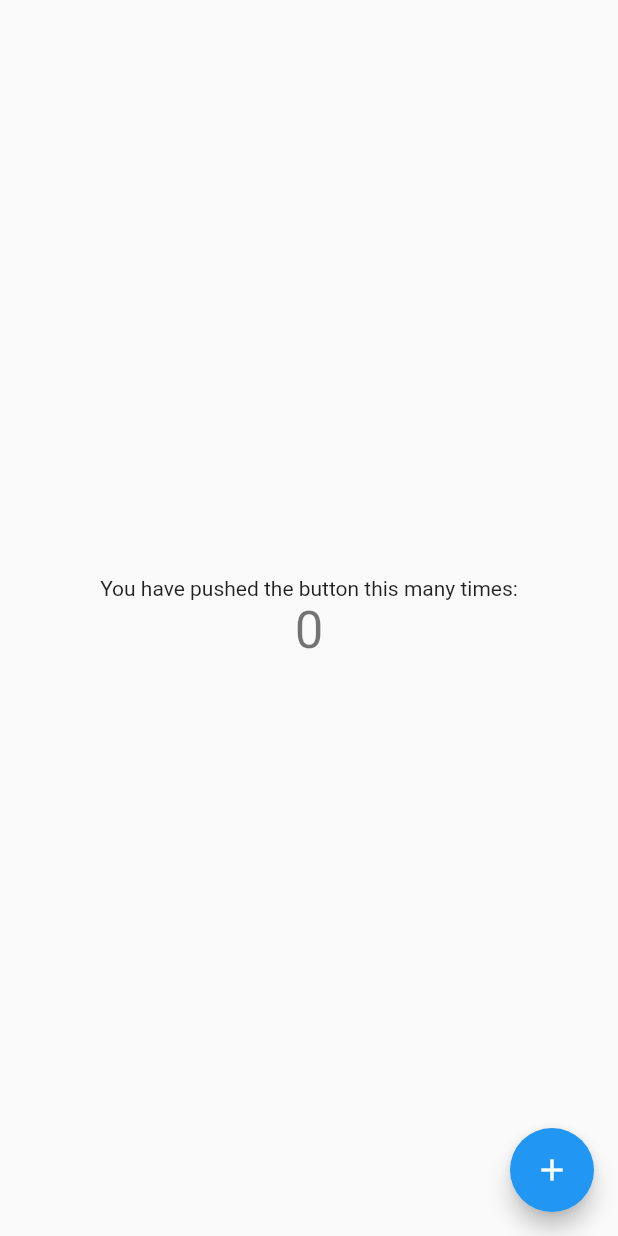
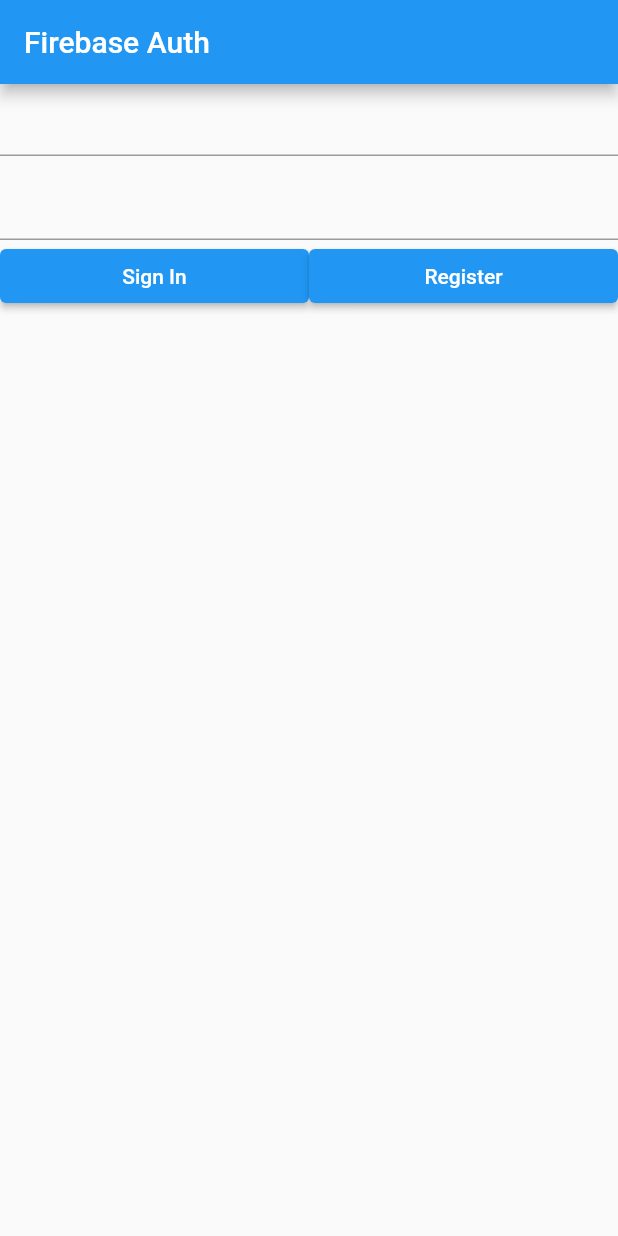
Before and after one commit to jacobballard/KitchenSink, a Flutter app: the screen it shows after launch, on a phone screen of 412 x 824 dp. Run offline on Flutter 3.47's test engine with Material 2 defaults, Android fonts, the phone set to English and light mode, and no system bars; our stand-ins replace firebase_auth, firebase_core; accounts and stored records are empty.

Commit message:
Firebase auth working

```diff
--- a/lib/main.dart
+++ b/lib/main.dart
@@ -3,11 +3,7 @@ import 'package:firebase_core/firebase_core.dart';
 import 'package:recipe/views/login.dart';
 import 'firebase_options.dart';
 
-Future<void> main() async {
-  await Firebase.initializeApp(
-    options: DefaultFirebaseOptions.currentPlatform,
-  );
-
+main() {
   runApp(const MyApp());
 }
 
--- /dev/null
+++ b/lib/models/user.dart
@@ -0,0 +1,3 @@
+class User {
+  late String name;
+}
--- a/lib/views/login.dart
+++ b/lib/views/login.dart
@@ -1,4 +1,8 @@
+import 'package:firebase_auth/firebase_auth.dart';
 import 'package:flutter/material.dart';
+import 'package:recipe/utils/auth.dart';
+import 'package:recipe/views/profile.dart';
+import 'package:recipe/views/register.dart';
 
 class LoginPage extends StatefulWidget {
   const LoginPage({super.key});
@@ -8,63 +12,94 @@ class LoginPage extends StatefulWidget {
 }
 
 class _LoginPageState extends State<LoginPage> {
-  int _counter = 0;
+  final _formKey = GlobalKey<FormState>();
 
-  void _incrementCounter() {
-    setState(() {
-      // This call to setState tells the Flutter framework that something has
-      // changed in this State, which causes it to rerun the build method below
-      // so that the display can reflect the updated values. If we changed
-      // _counter without calling setState(), then the build method would not be
-      // called again, and so nothing would appear to happen.
-      _counter++;
-    });
-  }
+  final _emailTextController = TextEditingController();
+  final _passwordTextController = TextEditingController();
 
+  final _focusEmail = FocusNode();
+  final _focusPassword = FocusNode();
+
+  bool _isProcessing = false;
+  var auth = Auth();
   @override
   Widget build(BuildContext context) {
-    // This method is rerun every time setState is called, for instance as done
-    // by the _incrementCounter method above.
-    //
-    // The Flutter framework has been optimized to make rerunning build methods
-    // fast, so that you can just rebuild anything that needs updating rather
-    // than having to individually change instances of widgets.
     return Scaffold(
-      body: Center(
-        // Center is a layout widget. It takes a single child and positions it
-        // in the middle of the parent.
+      appBar: AppBar(
+        title: Text('Firebase Auth'),
+      ),
+      body: FutureBuilder(
+        future: auth.initializeFirebase(),
+        builder: (context, snapshot) {
+          if (snapshot.connectionState == ConnectionState.done) {
+            return Form(
+              key: _formKey,
               child: Column(
-          // Column is also a layout widget. It takes a list of children and
-          // arranges them vertically. By default, it sizes itself to fit its
-          // children horizontally, and tries to be as tall as its parent.
-          //
-          // Invoke "debug painting" (press "p" in the console, choose the
-          // "Toggle Debug Paint" action from the Flutter Inspector in Android
-          // Studio, or the "Toggle Debug Paint" command in Visual Studio Code)
-          // to see the wireframe for each widget.
-          //
-          // Column has various properties to control how it sizes itself and
-          // how it positions its children. Here we use mainAxisAlignment to
-          // center the children vertically; the main axis here is the vertical
-          // axis because Columns are vertical (the cross axis would be
-          // horizontal).
-          mainAxisAlignment: MainAxisAlignment.center,
                 children: <Widget>[
-            const Text(
-              'You have pushed the button this many times:',
+                  TextFormField(
+                    controller: _emailTextController,
+                    focusNode: _focusEmail,
+                    validator: (value) =>
+                        Validator.validateEmail(email: value ?? ""),
                   ),
-            Text(
-              '$_counter',
-              style: Theme.of(context).textTheme.headlineMedium,
+                  SizedBox(height: 8.0),
+                  TextFormField(
+                    controller: _passwordTextController,
+                    focusNode: _focusPassword,
+                    obscureText: true,
+                    validator: (value) =>
+                        Validator.validatePassword(password: value ?? ""),
+                  ),
+                  Row(
+                    mainAxisAlignment: MainAxisAlignment.spaceBetween,
+                    children: [
+                      Expanded(
+                        child: ElevatedButton(
+                          onPressed: () async {
+                            if (_formKey.currentState!.validate()) {
+                              User? user = await Auth.signInUsingEmailPassword(
+                                email: _emailTextController.text,
+                                password: _passwordTextController.text,
+                              );
+                              if (user != null) {
+                                Navigator.of(context).pushReplacement(
+                                  MaterialPageRoute(
+                                      builder: (context) => HomePage()),
+                                );
+                              }
+                            }
+                          },
+                          child: Text(
+                            'Sign In',
+                            style: TextStyle(color: Colors.white),
+                          ),
+                        ),
+                      ),
+                      Expanded(
+                        child: ElevatedButton(
+                          onPressed: () {
+                            Navigator.of(context).push(
+                              MaterialPageRoute(
+                                  builder: (context) => RegisterPage()),
+                            );
+                          },
+                          child: Text(
+                            'Register',
+                            style: TextStyle(color: Colors.white),
+                          ),
+                        ),
                       ),
                     ],
                   ),
+                ],
               ),
-      floatingActionButton: FloatingActionButton(
-        onPressed: _incrementCounter,
-        tooltip: 'Increment',
-        child: const Icon(Icons.add),
-      ), // This trailing comma makes auto-formatting nicer for build methods.
+            );
+          }
+          return Center(
+            child: CircularProgressIndicator(),
+          );
+        },
+      ),
     );
   }
 }
--- a/pubspec.yaml
+++ b/pubspec.yaml
@@ -36,6 +36,7 @@ dependencies:
   # Use with the CupertinoIcons class for iOS style icons.
   cupertino_icons: ^1.0.2
   firebase_core: ^2.3.0
+  firebase_auth: ^4.1.4
 
 dev_dependencies:
   flutter_test:
```
Also changed, not shown: lib/utils/auth.dart (added, +121 -0 lines), lib/views/profile.dart (added, +20 -0 lines), lib/views/register.dart (added, +154 -0 lines), pubspec.lock, 1 other file. Lines whose indentation alone changed are shown as unchanged.
